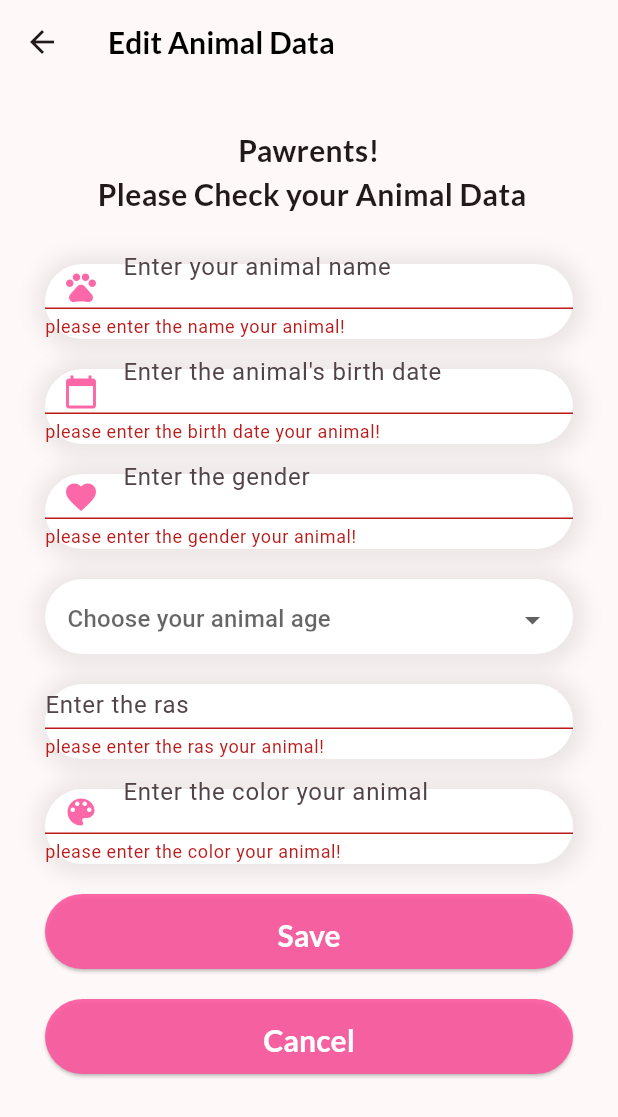
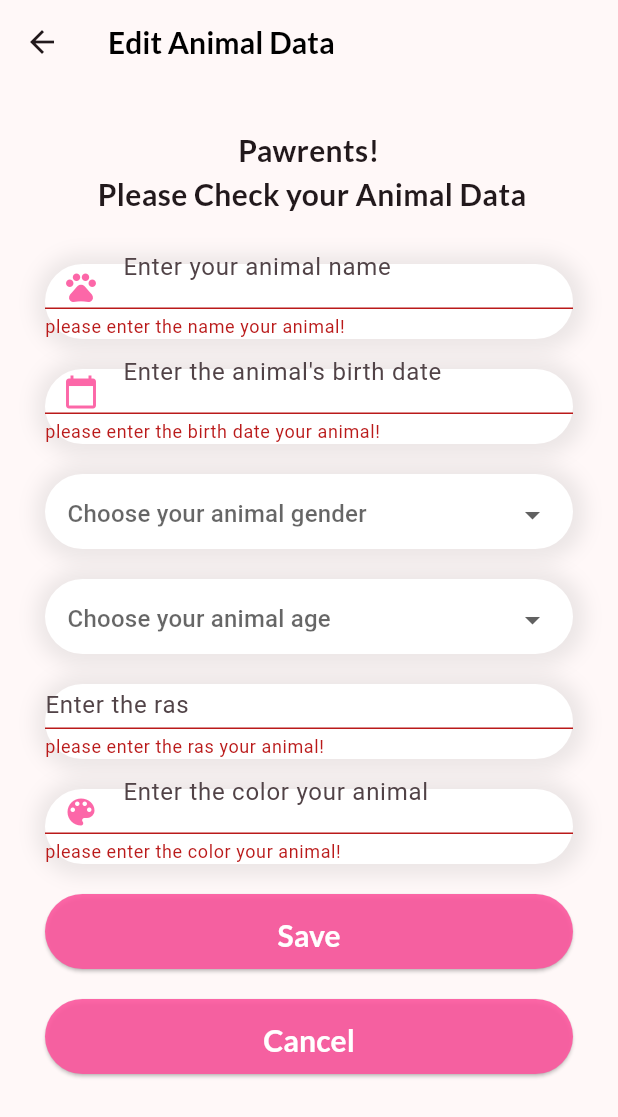
Before and after one commit to Tiarasekarsini/067_AloAnimal, a Flutter app: the EditAnimal screen opened directly, after a tap on "Save", on a phone screen of 412 x 824 dp. Shown: the top 1117 px of the screen. Run offline on Flutter 3.47's test engine with Material 2 defaults, Android fonts, the light colour scheme and no system bars; our stand-ins replace cloud_firestore, firebase_auth, firebase_core, fluttertoast, google_fonts, smooth_page_indicator; accounts and stored records are empty.

Commit message:
adding DropDownBox for gender in view edit animal data

```diff
--- a/lib/view/animaldata/edit_animal.dart
+++ b/lib/view/animaldata/edit_animal.dart
@@ -49,11 +49,16 @@
     '7 years old',
     '> 7 years old'
   ];
+  List<String> jk = [
+    'Male',
+    'Female',
+  ];
 
   @override
   void initState() {
     super.initState();
     ageBaru = widget.ageAsal;
+    jkBaru = widget.jkAsal;
   }
 
   @override
@@ -166,6 +171,7 @@
                   ),
                   Container(
                     height: 50,
+                    padding: const EdgeInsets.all(15),
                     margin:
                         const EdgeInsets.only(top: 240, left: 10, right: 10),
                     decoration: BoxDecoration(
@@ -180,33 +186,24 @@
                         ),
                       ],
                     ),
-                    child: TextFormField(
-                        decoration: InputDecoration(
-                          hintText: "Enter the gender",
-                          prefixIcon: const Icon(
-                            Icons.favorite,
-                            color: Color.fromARGB(230, 252, 87, 158),
-                          ),
-                          focusedBorder: const OutlineInputBorder(
-                            borderSide:
-                                BorderSide(color: Colors.white, width: 1.0),
-                          ),
-                          enabledBorder: OutlineInputBorder(
-                            borderRadius: BorderRadius.circular(30),
-                            borderSide: const BorderSide(
-                                color: Colors.white, width: 1.0),
-                          ),
-                        ),
-                        onSaved: (value) {
+                    child: DropdownButton(
+                      hint: const Text('Choose your animal gender'),
+                      value: jkBaru,
+                      onChanged: (value) {
+                        setState(() {
                           jkBaru = value;
-                        },
-                        initialValue: widget.jkAsal,
-                        validator: (value) {
-                          if (value == null || value.isEmpty) {
-                            return 'please enter the gender your animal!';
-                          }
-                          return null;
-                        }),
+                        });
+                      },
+                      underline: const SizedBox(),
+                      isExpanded: true,
+                      items: jk
+                          .map<DropdownMenuItem<String?>>(
+                              (e) => DropdownMenuItem(
+                                    child: Text(e.toString()),
+                                    value: e,
+                                  ))
+                          .toList(),
+                    ),
                   ),
                   Container(
                     height: 50,
@@ -242,20 +239,6 @@
                                     value: e,
                                   ))
                           .toList(),
-
-                      // child: TextFormField(
-                      //     decoration: InputDecoration(
-                      //       hintText: "Enter the age",
-                      //       focusedBorder: const OutlineInputBorder(
-                      //         borderSide:
-                      //             BorderSide(color: Colors.white, width: 1.0),
-                      //       ),
-                      //       enabledBorder: OutlineInputBorder(
-                      //         borderRadius: BorderRadius.circular(30),
-                      //         borderSide: const BorderSide(
-                      //             color: Colors.white, width: 1.0),
-                      //       ),
-                      //     ),
                     ),
                   ),
                   Container(
```
